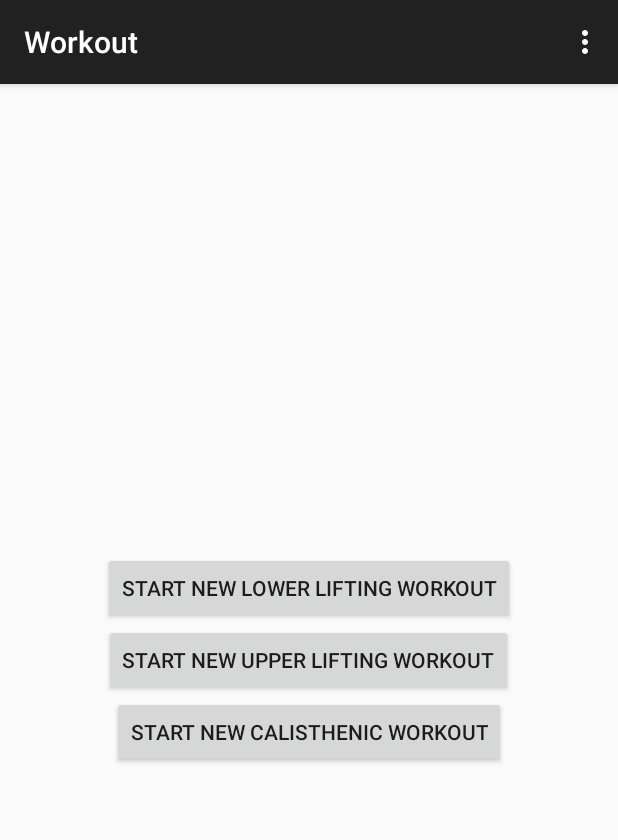
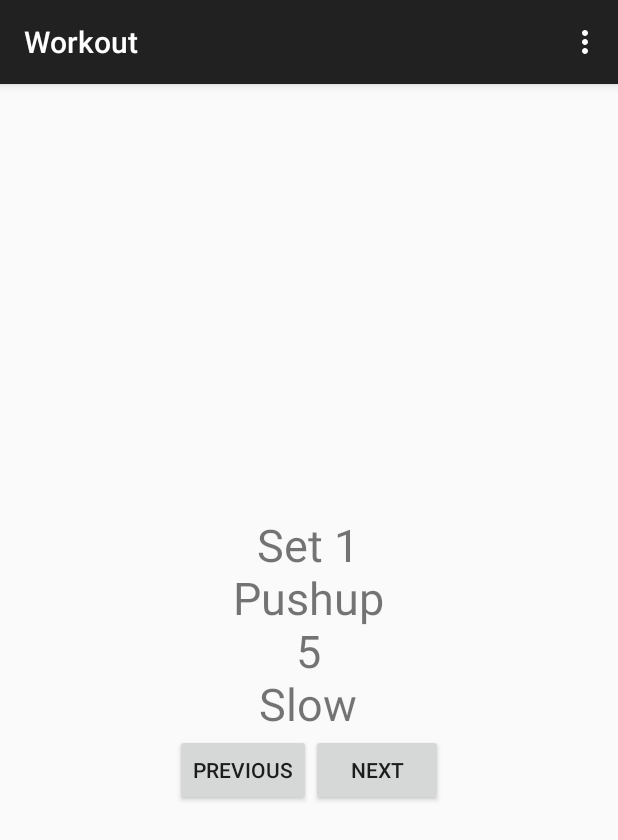
Before and after one commit to sebluy/workout-android, an Android app: the screen it shows after launch (MainActivity before the commit, CalisthenicWorkoutActivity after it), after a tap on "START NEW CALISTHENIC WORKOUT", on a phone screen of 412 x 824 dp. Shown: the top 840 px of the screen. Run offline under Robolectric (Android 15) with nearby library versions, the phone set to English and light mode, and no system bars.

Commit message:
Support calisthenic workout

```diff
--- a/app/src/main/AndroidManifest.xml
+++ b/app/src/main/AndroidManifest.xml
@@ -19,6 +19,9 @@
         <activity
             android:name=".LiftingWorkoutActivity"
             android:label="Workout" />
+        <activity
+            android:name=".CalisthenicWorkoutActivity"
+            android:label="Workout" />
     </application>
 
 </manifest>
--- a/app/src/main/java/com/wonderguerrilla/android/workout/CalisthenicWorkout.java
+++ b/app/src/main/java/com/wonderguerrilla/android/workout/CalisthenicWorkout.java
@@ -1,7 +1,57 @@
 package com.wonderguerrilla.android.workout;
-
-/**
+ /**
  * Created by sebluy on 12/25/14.
  */
 public class CalisthenicWorkout {
+
+    private static final CalisthenicExercise[] CALISTHENIC_EXERCISES = {
+            new CalisthenicExercise("Pushup", 5, "Slow"),
+            new CalisthenicExercise("Squat", 10, "Slow"),
+            new CalisthenicExercise("Crunch", 20, "Slow"),
+            new CalisthenicExercise("Pullup", 3, "Slow"),
+            new CalisthenicExercise("Lunge", 10, "Slow"),
+    } ;
+
+    private static final int MAX_SETS = 6 ;
+
+    private CalisthenicExercise[] mExercises ;
+    private int mIndex ;
+    private int mCurrentSet ;
+
+    public CalisthenicWorkout() {
+        mExercises = CALISTHENIC_EXERCISES ;
+        mIndex = 0 ;
+        mCurrentSet = 1 ;
+    }
+
+    public CalisthenicExercise getCurrentExercise() {
+        return mExercises[mIndex] ;
+    }
+
+    public void increment() {
+        if (mIndex >= mExercises.length - 1) {
+            if (mCurrentSet < MAX_SETS) {
+                mCurrentSet++;
+                mIndex = 0;
+            }
+        } else {
+            mIndex++ ;
+        }
+    }
+
+    public void decrement() {
+        if (mIndex <= 0)  {
+            if (mCurrentSet > 1) {
+                mCurrentSet-- ;
+                mIndex = mExercises.length - 1 ;
+            }
+        } else {
+            mIndex-- ;
+        }
+    }
+
+    public String statusString() {
+        return "Set " + mCurrentSet + '\n' + getCurrentExercise().toString() ;
+    }
+
 }
--- a/app/src/main/java/com/wonderguerrilla/android/workout/CalisthenicWorkoutActivity.java
+++ b/app/src/main/java/com/wonderguerrilla/android/workout/CalisthenicWorkoutActivity.java
@@ -14,23 +14,28 @@ import android.widget.TextView;
 public class CalisthenicWorkoutActivity extends ActionBarActivity {
 
     private TextView mExerciseView ;
+
     private Button mNextButton ;
     private Button mPreviousButton ;
 
+    private CalisthenicWorkout mWorkout ;
+
     @Override
     protected void onCreate(Bundle savedInstanceState) {
-        super.onCreate(savedInstanceState);
-        setContentView(R.layout.activity_main);
+        super.onCreate(savedInstanceState) ;
+        setContentView(R.layout.activity_calisthenic_workout) ;
+
+        mWorkout = new CalisthenicWorkout() ;
 
         mExerciseView = (TextView)findViewById(R.id.workout_text_view) ;
-        mExerciseView.setText(Workout.currentExerciseString()) ;
+        mExerciseView.setText(mWorkout.statusString()) ;
 
         mNextButton = (Button)findViewById(R.id.next_button) ;
         mNextButton.setOnClickListener(new View.OnClickListener() {
             @Override
             public void onClick(View v) {
-                Workout.incrementExercise() ;
-                mExerciseView.setText(Workout.currentExerciseString());
+                mWorkout.increment() ;
+                mExerciseView.setText(mWorkout.statusString());
             }
         });
 
@@ -38,10 +43,9 @@ public class CalisthenicWorkoutActivity extends ActionBarActivity {
         mPreviousButton.setOnClickListener(new View.OnClickListener() {
             @Override
             public void onClick(View v) {
-                Workout.decrementExercise() ;
-                mExerciseView.setText(Workout.currentExerciseString()) ;
+                mWorkout.decrement() ;
+                mExerciseView.setText(mWorkout.statusString());
             }
-
         });
     }
 
--- a/app/src/main/java/com/wonderguerrilla/android/workout/LiftingWorkoutActivity.java
+++ b/app/src/main/java/com/wonderguerrilla/android/workout/LiftingWorkoutActivity.java
@@ -29,7 +29,8 @@ public class LiftingWorkoutActivity extends ActionBarActivity {
         setContentView(R.layout.activity_lifting_workout);
 
         int workoutID = getIntent().getIntExtra(EXTRA_LIFTING_WORKOUT_ID, 0) ;
-        mWorkout = LiftingWorkout.fromID(workoutID) ;
+
+        mWorkout = new LiftingWorkout(workoutID) ;
 
         mCurrentExercise = mWorkout.getCurrentExercise() ;
 
--- a/app/src/main/java/com/wonderguerrilla/android/workout/MainActivity.java
+++ b/app/src/main/java/com/wonderguerrilla/android/workout/MainActivity.java
@@ -47,6 +47,8 @@ public class MainActivity extends ActionBarActivity {
         mStartCalisthenicWorkout.setOnClickListener(new View.OnClickListener() {
             @Override
             public void onClick(View v) {
+                Intent intent = new Intent(MainActivity.this, CalisthenicWorkoutActivity.class) ;
+                startActivity(intent) ;
             }
 
         });
--- /dev/null
+++ b/app/src/main/res/layout/activity_calisthenic_workout.xml
@@ -0,0 +1,34 @@
+<LinearLayout
+    xmlns:android="http://schemas.android.com/apk/res/android"
+    android:layout_width="match_parent"
+    android:layout_height="match_parent"
+    android:gravity="center"
+    android:orientation="vertical">
+
+    <TextView
+        android:id="@+id/workout_text_view"
+        android:textSize="30dp"
+        android:gravity="center"
+        android:layout_width="wrap_content"
+        android:layout_height="wrap_content"/>
+
+    <LinearLayout
+        android:layout_width="wrap_content"
+        android:layout_height="wrap_content"
+        android:orientation="horizontal">
+
+        <Button
+            android:id="@+id/previous_button"
+            android:layout_width="fill_parent"
+            android:layout_height="wrap_content"
+            android:text="@string/previous_button"/>
+
+        <Button
+            android:id="@+id/next_button"
+            android:layout_width="fill_parent"
+            android:layout_height="wrap_content"
+            android:text="@string/next_button"/>
+
+    </LinearLayout>
+
+</LinearLayout>
```
Also changed, not shown: app/src/main/java/com/wonderguerrilla/android/workout/LiftingWorkout.java (+8 -8 lines), 1 other file.
